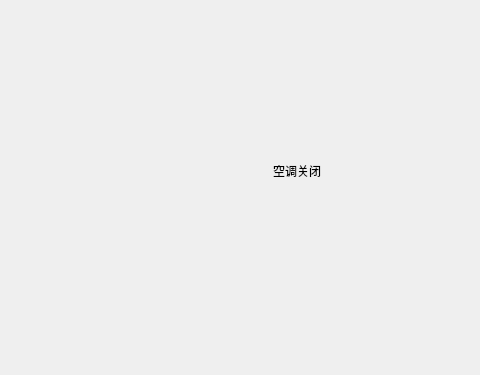
Above: graph.ui from WANG-zibi/IoT_CourseDesign before the change; both pictures show x 457 to 937 and y 0 to 375 of the 937 by 597 pixel window. Below: the same form after it.
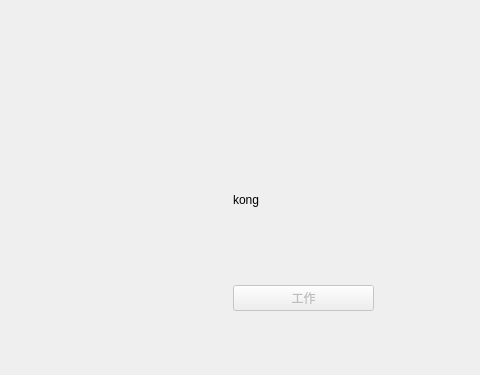
That is the form after the change. Custom widgets are drawn as their Qt base class.

Diff of the .ui file:
```diff
--- a/graph.ui
+++ b/graph.ui
@@ -48,20 +48,46 @@
     <set>Qt::AlignCenter</set>
    </property>
   </widget>
-  <widget class="QLabel" name="label_2">
+  <widget class="QWidget" name="">
    <property name="geometry">
     <rect>
-     <x>730</x>
-     <y>140</y>
-     <width>101</width>
-     <height>61</height>
+     <x>690</x>
+     <y>120</y>
+     <width>141</width>
+     <height>191</height>
     </rect>
    </property>
-   <property name="text">
-    <string>空调关闭</string>
-   </property>
+   <layout class="QVBoxLayout" name="verticalLayout_2">
+    <item>
+     <widget class="QLabel" name="kongtiao_2">
+      <property name="text">
+       <string>kong</string>
+      </property>
+     </widget>
+    </item>
+    <item>
+     <widget class="SwitchButton" name="pushButton_6">
+      <property name="enabled">
+       <bool>false</bool>
+      </property>
+      <property name="styleSheet">
+       <string notr="true">font: 14pt &quot;黑体&quot;;</string>
+      </property>
+      <property name="text">
+       <string>工作</string>
+      </property>
+     </widget>
+    </item>
+   </layout>
   </widget>
  </widget>
+ <customwidgets>
+  <customwidget>
+   <class>SwitchButton</class>
+   <extends>QPushButton</extends>
+   <header>switchbutton.h</header>
+  </customwidget>
+ </customwidgets>
  <resources/>
  <connections/>
 </ui>
```
